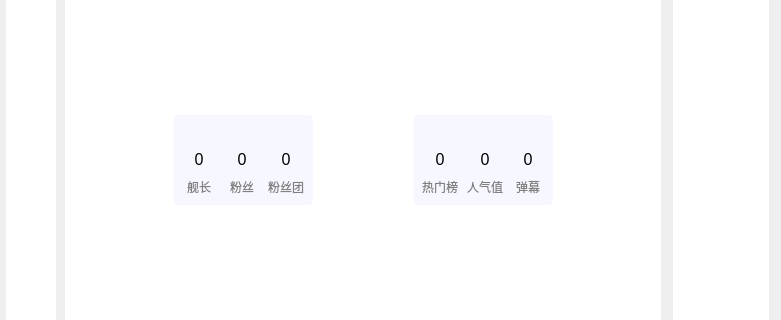
iwxyi/Bilibili-MagicalDanmaku, file mainwindow/mainwindow.ui: the form before one commit; both pictures show x 0 to 781 and y 357 to 677 of the 781 by 797 pixel window.
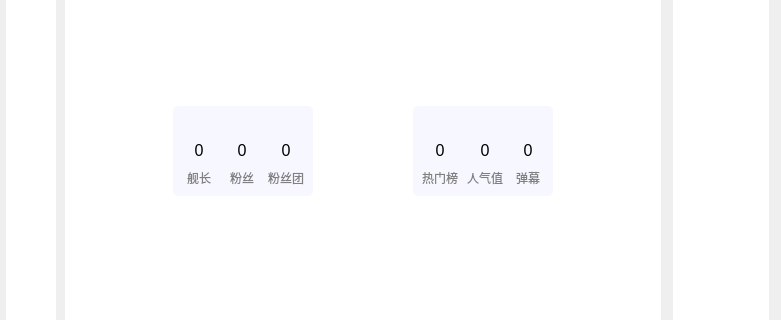
The form after the commit. Icons and pictures are not drawn. Custom widgets are drawn as their Qt base class.

Commit message: 优化礼物控件间距

What changed in the file:
```diff
--- a/mainwindow/mainwindow.ui
+++ b/mainwindow/mainwindow.ui
@@ -480,13 +480,13 @@
                 <number>9</number>
                </property>
                <property name="topMargin">
-                <number>9</number>
+                <number>0</number>
                </property>
                <property name="rightMargin">
                 <number>9</number>
                </property>
                <property name="bottomMargin">
-                <number>9</number>
+                <number>0</number>
                </property>
                <item>
                 <spacer name="horizontalSpacer_37">
```
The commit also changes 1 other file.
